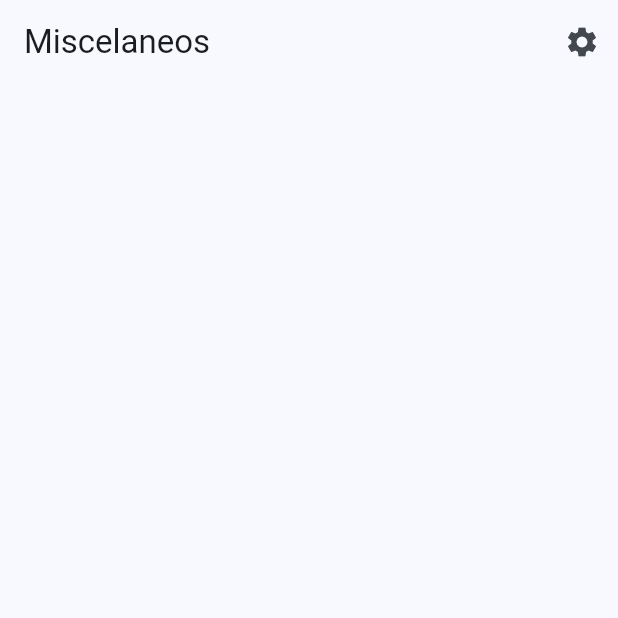
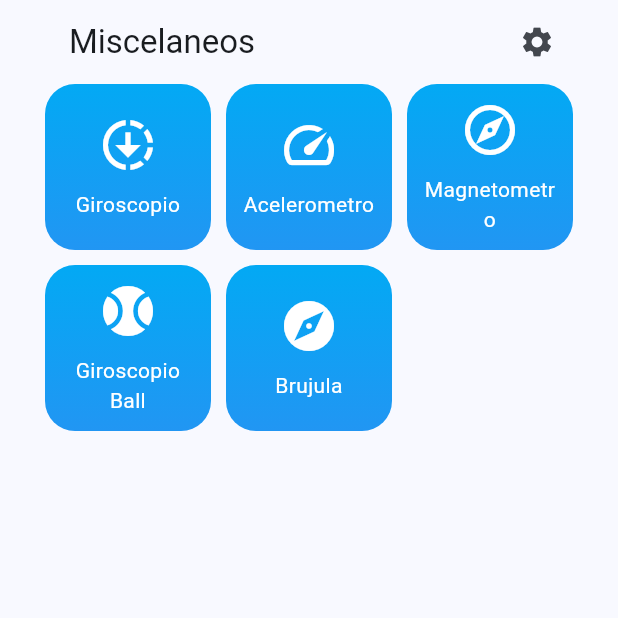
Before and after one commit to tripleP16/misceleanos, a Flutter app: the screen it shows after launch, on a phone screen of 412 x 824 dp, the top half of it. Run offline on Flutter 3.47's test engine with Material 2 defaults, Android fonts, the phone set to English and light mode, and no system bars; our stand-ins replace flutter_riverpod, go_router, google_fonts, permission_handler, riverpod, sensors_plus.

Commit message:
gyroscope

```diff
--- a/lib/config/router/app_router.dart
+++ b/lib/config/router/app_router.dart
@@ -10,6 +10,26 @@ final appRouter = GoRouter(
       GoRoute(
           path: '/permissions',
           builder: (context, state) => const PermissionsScreen()
-      )
+      ),
+      GoRoute(
+          path: '/gyroscope',
+          builder: (context, state) => const GyroscopeScreen()
+      ),
+      GoRoute(
+          path: '/acelerometer',
+          builder: (context, state) => const AcelometerScreen()
+      ),
+      GoRoute(
+          path: '/magnetometer',
+          builder: (context, state) => const MagnetometerScreen()
+      ),
+      GoRoute(
+          path: '/gyroscope-ball',
+          builder: (context, state) => const GyroscopeBallScreen()
+      ),
+      GoRoute(
+          path: '/compass',
+          builder: (context, state) => const CompassScreen()
+      ),
     ]
 );
--- a/lib/presentation/providers/providers.dart
+++ b/lib/presentation/providers/providers.dart
@@ -1,2 +1,4 @@
 export 'app_state_provider.dart';
 export 'permissions/permissions_provider.dart';
+export 'sensors/gyroscope_provider.dart';
+export 'sensors/accelometers_provider.dart';
--- a/lib/presentation/screens/home/home_screen.dart
+++ b/lib/presentation/screens/home/home_screen.dart
@@ -1,5 +1,6 @@
 import 'package:flutter/material.dart';
 import 'package:go_router/go_router.dart';
+import 'package:second_app/presentation/widgets/widgets.dart';
 
 class HomeScreen extends StatelessWidget {
   const HomeScreen({super.key});
@@ -7,9 +8,13 @@ class HomeScreen extends StatelessWidget {
   @override
   Widget build(BuildContext context) {
     return Scaffold(
-      appBar: AppBar(
-        title: const Text('Miscelaneos'),
-        actions: [
+      body: Padding(
+        padding: const EdgeInsets.symmetric(horizontal: 30),
+        child: CustomScrollView(
+          slivers: [
+            SliverAppBar(
+              title: const Text('Miscelaneos'),
+              actions: [
           IconButton(
               onPressed: () {
                 context.push('/permissions');
@@ -17,6 +22,10 @@ class HomeScreen extends StatelessWidget {
               icon: const Icon(Icons.settings)
           )
         ],
+            ),
+            const MainMenu()
+          ],
+        ),
       ),
     );
   }
--- a/lib/presentation/screens/screens.dart
+++ b/lib/presentation/screens/screens.dart
@@ -1,2 +1,7 @@
 export 'home/home_screen.dart';
 export 'permissions/permissions_screen.dart';
+export 'sensors/gyroscope_screen/gyroscope_screen.dart';
+export 'sensors/acelerometer_screen/acelometer_screen.dart';
+export 'sensors/magnetometer_screen/magnetometer_screen.dart';
+export 'sensors/gyroscope_ball_screen/gyroscope_ball_screen.dart';
+export 'sensors/compass_screen/compass_screen.dart';
--- /dev/null
+++ b/lib/presentation/screens/sensors/compass_screen/compass_screen.dart
@@ -0,0 +1,15 @@
+import 'package:flutter/material.dart';
+
+class CompassScreen extends StatelessWidget {
+  const CompassScreen({super.key});
+
+  @override
+  Widget build(BuildContext context) {
+    return Scaffold(
+      appBar: AppBar(
+        title: const Text('Brujula'),
+      ),
+      body: const Center(child: Text('Pantalla de la brujula')),
+    );
+  }
+}
--- /dev/null
+++ b/lib/presentation/screens/sensors/gyroscope_ball_screen/gyroscope_ball_screen.dart
@@ -0,0 +1,15 @@
+import 'package:flutter/material.dart';
+
+class GyroscopeBallScreen extends StatelessWidget {
+  const GyroscopeBallScreen({super.key});
+
+  @override
+  Widget build(BuildContext context) {
+    return Scaffold(
+      appBar: AppBar(
+        title: const Text('Giroscopio con contenedor redondeado'),
+      ),
+      body: const Center(child: Text('Pantalla del giroscopio con contenedor redondeado')),
+    );
+  }
+}
--- /dev/null
+++ b/lib/presentation/screens/sensors/magnetometer_screen/magnetometer_screen.dart
@@ -0,0 +1,15 @@
+import 'package:flutter/material.dart';
+
+class MagnetometerScreen extends StatelessWidget {
+  const MagnetometerScreen({super.key});
+
+  @override
+  Widget build(BuildContext context) {
+    return Scaffold(
+      appBar: AppBar(
+        title: const Text('Magnetometro'),
+      ),
+      body: const Center(child: Text('Pantalla del magnetometro')),
+    );
+  }
+}
--- /dev/null
+++ b/lib/presentation/widgets/shared/main_menu.dart
@@ -0,0 +1,81 @@
+import 'package:flutter/material.dart';
+import 'package:go_router/go_router.dart';
+
+class MenuItem {
+  final String title;
+  final IconData icon;
+  final String route;
+
+  MenuItem(this.title, this.icon, this.route);
+}
+
+final menuItems = <MenuItem>[
+  MenuItem('Giroscopio', Icons.downloading, '/gyroscope'),
+  MenuItem('Acelerometro', Icons.speed, '/acelerometer'),
+  MenuItem('Magnetometro', Icons.explore_outlined, '/magnetometer'),
+  MenuItem('Giroscopio Ball', Icons.sports_baseball, '/gyroscope-ball'),
+  MenuItem('Brujula', Icons.explore, '/compass'),
+];
+
+class MainMenu extends StatelessWidget {
+  const MainMenu({super.key});
+
+  @override
+  Widget build(BuildContext context) {
+    return SliverGrid.count(
+      crossAxisCount: 3,
+      crossAxisSpacing: 10,
+      mainAxisSpacing: 10,
+      children: menuItems.map((item) => _HomeMenuItem(title: item.title, route: item.route, icon: item.icon)).toList()
+    );
+  }
+}
+
+class _HomeMenuItem extends StatelessWidget {
+  final String title;
+  final String route;
+  final IconData icon;
+  final List<Color> bgColors;
+
+  const _HomeMenuItem(
+      {super.key,
+      required this.title,
+      required this.route,
+      required this.icon,
+      this.bgColors = const [Colors.lightBlue , Colors.blue] });
+
+  @override
+  Widget build(BuildContext context) {
+    return GestureDetector(
+      onTap: () => context.push(route),
+      child: Container(
+        padding: const EdgeInsets.all(8.0),
+        decoration: BoxDecoration(
+          borderRadius: BorderRadius.circular(20),
+          gradient: LinearGradient(
+            colors: bgColors,
+            begin: Alignment.topCenter,
+            end: Alignment.bottomCenter
+          )
+        ),
+        child: Column(
+          mainAxisAlignment: MainAxisAlignment.center,
+          children: [
+            Icon(
+              icon,
+              color: Colors.white,
+              size: 40,
+            ),
+            const SizedBox( height:  10,),
+            Text(title,
+              textAlign: TextAlign.center,
+              style: const TextStyle(
+                color: Colors.white
+              ),
+            )
+          ],
+        )
+      ),
+    );
+  }
+}
--- /dev/null
+++ b/lib/presentation/widgets/widgets.dart
@@ -0,0 +1 @@
+export 'shared/main_menu.dart';
--- a/pubspec.yaml
+++ b/pubspec.yaml
@@ -13,6 +13,7 @@ dependencies:
   go_router: ^10.1.0
   google_fonts: ^5.1.0
   permission_handler: ^10.4.3
+  sensors_plus: ^3.0.3
 
 dev_dependencies:
   flutter_lints: ^2.0.0
```
Also changed, not shown: lib/main.dart (+9 -4 lines), lib/presentation/providers/sensors/accelometers_provider.dart (added, +31 -0 lines), lib/presentation/providers/sensors/gyroscope_provider.dart (added, +25 -0 lines), lib/presentation/screens/sensors/acelerometer_screen/acelometer_screen.dart (added, +42 -0 lines), lib/presentation/screens/sensors/gyroscope_screen/gyroscope_screen.dart (added, +26 -0 lines), pubspec.lock, 1 other file.
